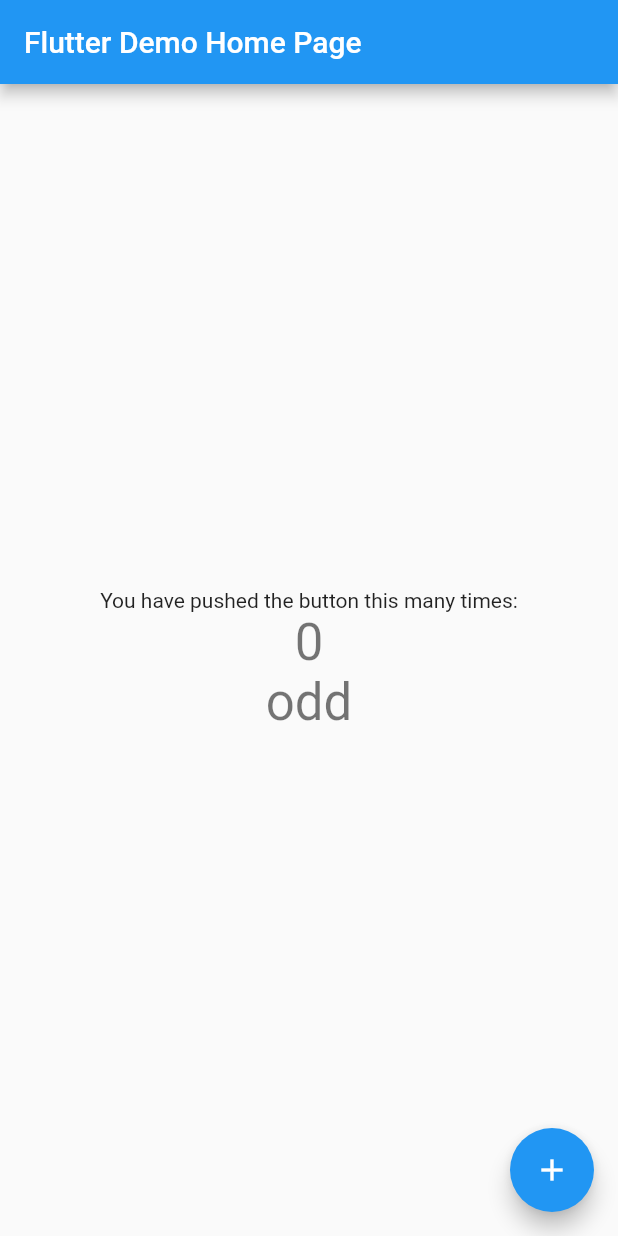
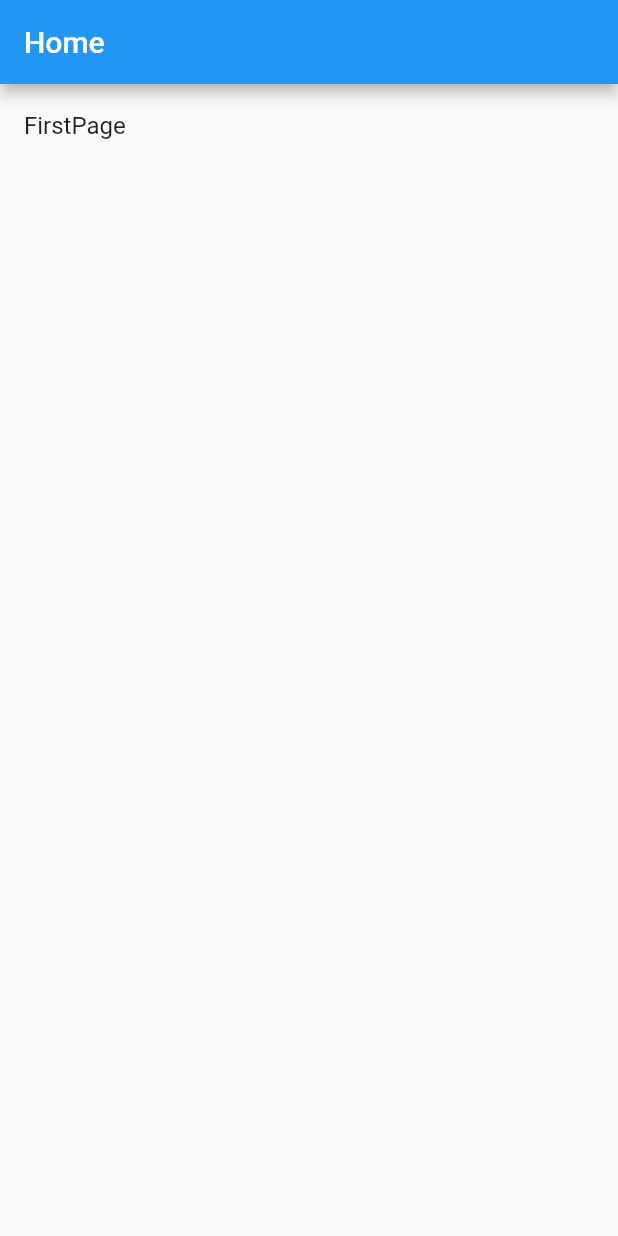
Before and after one commit to KittenCN/flutter_demo, a Flutter app: the screen it shows after launch, on a phone screen of 412 x 824 dp. Run offline on Flutter 3.47's test engine with Material 2 defaults, Android fonts, the phone set to English and light mode, and no system bars.

Commit message:
add first_page

```diff
--- a/lib/main.dart
+++ b/lib/main.dart
@@ -1,73 +1,58 @@
 import 'package:flutter/material.dart';
+import 'src/first_page.dart';
 
 void main() {
   return runApp(const MyApp());
 }
+
+class Menu {
+  final String name;
+  final String route;
+  final WidgetBuilder builder;
+  Menu({required this.name, required this.route, required this.builder});
+}
+
+final menus = [
+  Menu(name: 'FirstPage', route: '/FirstPage', builder: (context) => const FirstPage())
+];
 
 class MyApp extends StatelessWidget {
   const MyApp({Key? key}) : super(key: key);
   @override
   Widget build(BuildContext context) {
     return MaterialApp(
-        debugShowCheckedModeBanner: false,
-        title: 'Flutter Demo',
-        theme: ThemeData(
-          primarySwatch: Colors.blue,
-        ),
-        home: const MyHomePate(title: 'Flutter Demo Home Page'));
+        routes: Map.fromEntries(menus.map((e) => MapEntry(e.route, e.builder))),
+        home: const HomePage());
   }
 }
 
-class MyHomePate extends StatefulWidget {
-  const MyHomePate({Key? key, required this.title}) : super(key: key);
-  final String title;
+class HomePage extends StatefulWidget {
+  const HomePage({Key? key}) : super(key: key);
   @override
-  _MyHomePateState createState() {
-    return _MyHomePateState();
+  _HomePageState createState() => _HomePageState();
+}
+
+class _HomePageState extends State<HomePage> {
+  @override
+  Widget build(BuildContext context) {
+    return Scaffold(
+        appBar: AppBar(
+          title: const Text('Home'),
+        ),
+        body: ListView(children: [...menus.map((e) => MenuTile(menu: e))]));
   }
 }
 
-class _MyHomePateState extends State<MyHomePate> {
-  int _counter = 0;
-  String _cntState = 'odd';
-  void _runner(){
-    _incrementCounter();
-    _checkCounter();
-  }
-  void _incrementCounter() {
-    setState(() {
-      _counter++;
-    });
-  }
-  void _checkCounter() {
-    setState(() {
-      _cntState = _counter % 2 == 0 ? 'even' : 'odd';
-    });
-  }
+class MenuTile extends StatelessWidget {
+  final Menu? menu;
+  const MenuTile({Key? key, this.menu}) : super(key: key);
   @override
   Widget build(BuildContext context) {
-    return Scaffold(
-      appBar: AppBar(title: Text(widget.title)),
-      body: Center(
-        child: Column(
-            mainAxisAlignment: MainAxisAlignment.center,
-            children: <Widget>[
-              const Text('You have pushed the button this many times:'),
-              Text(
-                '$_counter',
-                style: Theme.of(context).textTheme.headline4,
-              ),
-              Text(
-                _cntState,
-                style: Theme.of(context).textTheme.headline4,
-              ),
-            ]),
-      ),
-      floatingActionButton: FloatingActionButton(
-        onPressed: _runner,
-        tooltip: 'Increment',
-        child: const Icon(Icons.add),
-      ),
+    return ListTile(
+      title: Text(menu!.name),
+      onTap: () {
+        Navigator.pushNamed(context, menu!.route);
+      },
     );
   }
 }
--- /dev/null
+++ b/lib/src/first_page.dart
@@ -0,0 +1,77 @@
+import 'package:flutter/material.dart';
+
+class FirstPage extends StatefulWidget {
+  const FirstPage({Key? key}) : super(key: key);
+  @override
+  _FirstPage createState() => _FirstPage();
+}
+
+class _FirstPage extends State<FirstPage> {
+  @override
+  Widget build(BuildContext context) {
+    return MaterialApp(
+        debugShowCheckedModeBanner: false,
+        title: 'Flutter Demo',
+        theme: ThemeData(
+          primarySwatch: Colors.blue,
+        ),
+        home: const MyHomePate(title: 'Flutter Demo Home Page'));
+  }
+}
+
+class MyHomePate extends StatefulWidget {
+  const MyHomePate({Key? key, required this.title}) : super(key: key);
+  final String title;
+  @override
+  _MyHomePateState createState() {
+    return _MyHomePateState();
+  }
+}
+
+class _MyHomePateState extends State<MyHomePate> {
+  int _counter = 0;
+  String _cntState = 'odd';
+  void _runner() {
+    _incrementCounter();
+    _checkCounter();
+  }
+
+  void _incrementCounter() {
+    setState(() {
+      _counter++;
+    });
+  }
+
+  void _checkCounter() {
+    setState(() {
+      _cntState = _counter % 2 == 0 ? 'even' : 'odd';
+    });
+  }
+
+  @override
+  Widget build(BuildContext context) {
+    return Scaffold(
+      appBar: AppBar(title: Text(widget.title)),
+      body: Center(
+        child: Column(
+            mainAxisAlignment: MainAxisAlignment.center,
+            children: <Widget>[
+              const Text('You have pushed the button this many times:'),
+              Text(
+                '$_counter',
+                style: Theme.of(context).textTheme.headline4,
+              ),
+              Text(
+                _cntState,
+                style: Theme.of(context).textTheme.headline4,
+              ),
+            ]),
+      ),
+      floatingActionButton: FloatingActionButton(
+        onPressed: _runner,
+        tooltip: 'Increment',
+        child: const Icon(Icons.add),
+      ),
+    );
+  }
+}
```
